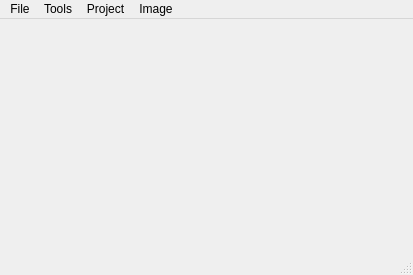
Qt form ui_design/mainwind.ui (HYOJAE15/autolabel) before a commit.
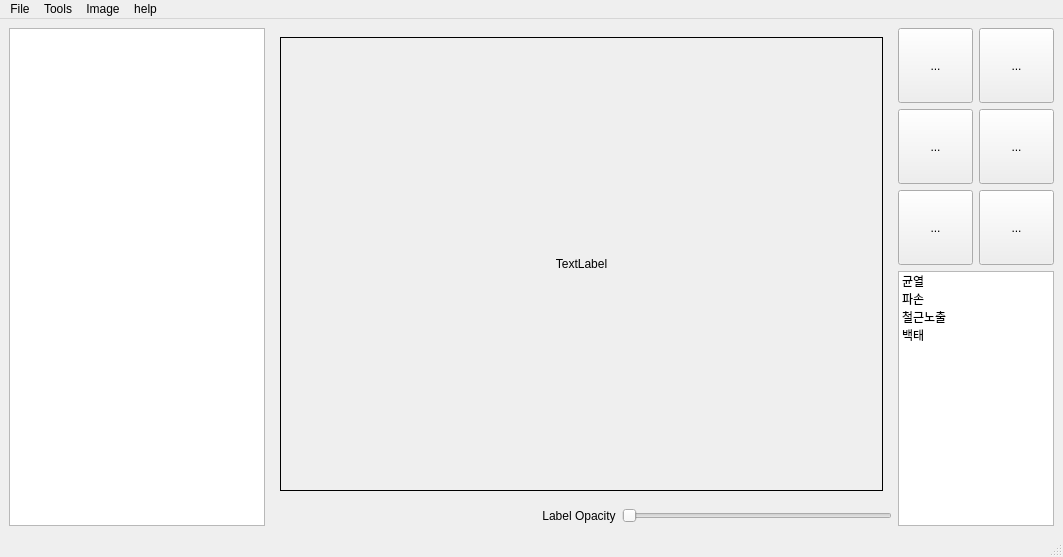
The same form after that commit. Icons and pictures are not drawn.

What changed in the file:
```diff
--- a/ui_design/mainwind.ui
+++ b/ui_design/mainwind.ui
@@ -6,20 +6,410 @@
    <rect>
     <x>0</x>
     <y>0</y>
-    <width>413</width>
-    <height>275</height>
+    <width>1063</width>
+    <height>557</height>
    </rect>
   </property>
   <property name="windowTitle">
    <string>Auto-labeling</string>
   </property>
-  <widget class="QWidget" name="centralwidget"/>
+  <widget class="QWidget" name="centralwidget">
+   <layout class="QGridLayout" name="gridLayout">
+    <item row="0" column="1" rowspan="4">
+     <layout class="QVBoxLayout" name="verticalLayout">
+      <item>
+       <layout class="QGridLayout" name="gridLayout_2">
+        <property name="horizontalSpacing">
+         <number>6</number>
+        </property>
+        <item row="0" column="0">
+         <widget class="QScrollArea" name="scrollArea">
+          <property name="frameShape">
+           <enum>QFrame::NoFrame</enum>
+          </property>
+          <property name="widgetResizable">
+           <bool>true</bool>
+          </property>
+          <widget class="QWidget" name="scrollAreaWidgetContents">
+           <property name="geometry">
+            <rect>
+             <x>0</x>
+             <y>0</y>
+             <width>617</width>
+             <height>464</height>
+            </rect>
+           </property>
+           <layout class="QVBoxLayout" name="verticalLayout_2">
+            <item>
+             <widget class="QLabel" name="mainImageViewer">
+              <property name="frameShape">
+               <enum>QFrame::Box</enum>
+              </property>
+              <property name="text">
+               <string>TextLabel</string>
+              </property>
+              <property name="alignment">
+               <set>Qt::AlignCenter</set>
+              </property>
+             </widget>
+            </item>
+           </layout>
+          </widget>
+         </widget>
+        </item>
+       </layout>
+      </item>
+      <item>
+       <layout class="QHBoxLayout" name="horizontalLayout">
+        <item>
+         <spacer name="horizontalSpacer">
+          <property name="orientation">
+           <enum>Qt::Horizontal</enum>
+          </property>
+          <property name="sizeHint" stdset="0">
+           <size>
+            <width>40</width>
+            <height>20</height>
+           </size>
+          </property>
+         </spacer>
+        </item>
+        <item>
+         <widget class="QLabel" name="label_2">
+          <property name="sizePolicy">
+           <sizepolicy hsizetype="Fixed" vsizetype="Fixed">
+            <horstretch>0</horstretch>
+            <verstretch>0</verstretch>
+           </sizepolicy>
+          </property>
+          <property name="frameShadow">
+           <enum>QFrame::Plain</enum>
+          </property>
+          <property name="text">
+           <string>Label Opacity</string>
+          </property>
+          <property name="alignment">
+           <set>Qt::AlignCenter</set>
+          </property>
+         </widget>
+        </item>
+        <item>
+         <widget class="QSlider" name="horizontalSlider">
+          <property name="sizePolicy">
+           <sizepolicy hsizetype="Expanding" vsizetype="Fixed">
+            <horstretch>0</horstretch>
+            <verstretch>0</verstretch>
+           </sizepolicy>
+          </property>
+          <property name="focusPolicy">
+           <enum>Qt::StrongFocus</enum>
+          </property>
+          <property name="layoutDirection">
+           <enum>Qt::LeftToRight</enum>
+          </property>
+          <property name="orientation">
+           <enum>Qt::Horizontal</enum>
+          </property>
+         </widget>
+        </item>
+       </layout>
+      </item>
+     </layout>
+    </item>
+    <item row="0" column="2">
+     <widget class="QToolButton" name="brushButton">
+      <property name="sizePolicy">
+       <sizepolicy hsizetype="Expanding" vsizetype="Expanding">
+        <horstretch>0</horstretch>
+        <verstretch>0</verstretch>
+       </sizepolicy>
+      </property>
+      <property name="maximumSize">
+       <size>
+        <width>75</width>
+        <height>75</height>
+       </size>
+      </property>
+      <property name="toolTip">
+       <string>Brush</string>
+      </property>
+      <property name="statusTip">
+       <string>BrushTool</string>
+      </property>
+      <property name="layoutDirection">
+       <enum>Qt::LeftToRight</enum>
+      </property>
+      <property name="text">
+       <string>...</string>
+      </property>
+      <property name="icon">
+       <iconset>
+        <normaloff>../../../../Desktop/icon/brush.png</normaloff>../../../../Desktop/icon/brush.png</iconset>
+      </property>
+      <property name="iconSize">
+       <size>
+        <width>25</width>
+        <height>25</height>
+       </size>
+      </property>
+      <property name="checkable">
+       <bool>false</bool>
+      </property>
+     </widget>
+    </item>
+    <item row="0" column="3">
+     <widget class="QToolButton" name="eraserButton">
+      <property name="sizePolicy">
+       <sizepolicy hsizetype="Expanding" vsizetype="Expanding">
+        <horstretch>0</horstretch>
+        <verstretch>0</verstretch>
+       </sizepolicy>
+      </property>
+      <property name="maximumSize">
+       <size>
+        <width>75</width>
+        <height>75</height>
+       </size>
+      </property>
+      <property name="toolTip">
+       <string>Eraser</string>
+      </property>
+      <property name="statusTip">
+       <string>Erasertool</string>
+      </property>
+      <property name="text">
+       <string>...</string>
+      </property>
+      <property name="icon">
+       <iconset>
+        <normaloff>../../../../Desktop/icon/eraser.png</normaloff>../../../../Desktop/icon/eraser.png</iconset>
+      </property>
+      <property name="iconSize">
+       <size>
+        <width>25</width>
+        <height>25</height>
+       </size>
+      </property>
+      <property name="checkable">
+       <bool>false</bool>
+      </property>
+     </widget>
+    </item>
+    <item row="1" column="2">
+     <widget class="QToolButton" name="zoomInButton">
+      <property name="sizePolicy">
+       <sizepolicy hsizetype="Expanding" vsizetype="Expanding">
+        <horstretch>0</horstretch>
+        <verstretch>0</verstretch>
+       </sizepolicy>
+      </property>
+      <property name="maximumSize">
+       <size>
+        <width>75</width>
+        <height>75</height>
+       </size>
+      </property>
+      <property name="toolTip">
+       <string>Zoom in</string>
+      </property>
+      <property name="statusTip">
+       <string>zoom tool</string>
+      </property>
+      <property name="text">
+       <string>...</string>
+      </property>
+      <property name="icon">
+       <iconset>
+        <normaloff>../../../../Desktop/icon/zoomin.png</normaloff>../../../../Desktop/icon/zoomin.png</iconset>
+      </property>
+      <property name="iconSize">
+       <size>
+        <width>25</width>
+        <height>25</height>
+       </size>
+      </property>
+      <property name="checkable">
+       <bool>false</bool>
+      </property>
+     </widget>
+    </item>
+    <item row="1" column="3">
+     <widget class="QToolButton" name="zoomOutButton">
+      <property name="sizePolicy">
+       <sizepolicy hsizetype="Expanding" vsizetype="Expanding">
+        <horstretch>0</horstretch>
+        <verstretch>0</verstretch>
+       </sizepolicy>
+      </property>
+      <property name="maximumSize">
+       <size>
+        <width>75</width>
+        <height>75</height>
+       </size>
+      </property>
+      <property name="toolTip">
+       <string>Zoom out</string>
+      </property>
+      <property name="statusTip">
+       <string>zoom tool</string>
+      </property>
+      <property name="text">
+       <string>...</string>
+      </property>
+      <property name="icon">
+       <iconset>
+        <normaloff>../../../../Desktop/icon/zoom out.png</normaloff>../../../../Desktop/icon/zoom out.png</iconset>
+      </property>
+      <property name="iconSize">
+       <size>
+        <width>25</width>
+        <height>25</height>
+       </size>
+      </property>
+      <property name="checkable">
+       <bool>false</bool>
+      </property>
+     </widget>
+    </item>
+    <item row="2" column="2">
+     <widget class="QToolButton" name="roiAutoLabelButton">
+      <property name="sizePolicy">
+       <sizepolicy hsizetype="Expanding" vsizetype="Expanding">
+        <horstretch>0</horstretch>
+        <verstretch>0</verstretch>
+       </sizepolicy>
+      </property>
+      <property name="maximumSize">
+       <size>
+        <width>75</width>
+        <height>75</height>
+       </size>
+      </property>
+      <property name="toolTip">
+       <string>Local</string>
+      </property>
+      <property name="statusTip">
+       <string>autolabel tool</string>
+      </property>
+      <property name="text">
+       <string>...</string>
+      </property>
+      <property name="icon">
+       <iconset>
+        <normaloff>../../../../Desktop/icon/Local.png</normaloff>../../../../Desktop/icon/Local.png</iconset>
+      </property>
+      <property name="iconSize">
+       <size>
+        <width>25</width>
+        <height>25</height>
+       </size>
+      </property>
+      <property name="checkable">
+       <bool>false</bool>
+      </property>
+     </widget>
+    </item>
+    <item row="2" column="3">
+     <widget class="QToolButton" name="globalAutoLabelButton">
+      <property name="sizePolicy">
+       <sizepolicy hsizetype="Expanding" vsizetype="Expanding">
+        <horstretch>0</horstretch>
+        <verstretch>0</verstretch>
+       </sizepolicy>
+      </property>
+      <property name="maximumSize">
+       <size>
+        <width>75</width>
+        <height>75</height>
+       </size>
+      </property>
+      <property name="toolTip">
+       <string>Global</string>
+      </property>
+      <property name="statusTip">
+       <string>autolabel tool</string>
+      </property>
+      <property name="text">
+       <string>...</string>
+      </property>
+      <property name="icon">
+       <iconset>
+        <normaloff>../../../../Desktop/icon/global.png</normaloff>../../../../Desktop/icon/global.png</iconset>
+      </property>
+      <property name="iconSize">
+       <size>
+        <width>25</width>
+        <height>25</height>
+       </size>
+      </property>
+      <property name="checkable">
+       <bool>false</bool>
+      </property>
+     </widget>
+    </item>
+    <item row="3" column="2" colspan="2">
+     <widget class="QListWidget" name="listWidget">
+      <property name="sizePolicy">
+       <sizepolicy hsizetype="Expanding" vsizetype="Expanding">
+        <horstretch>0</horstretch>
+        <verstretch>0</verstretch>
+       </sizepolicy>
+      </property>
+      <property name="minimumSize">
+       <size>
+        <width>15</width>
+        <height>15</height>
+       </size>
+      </property>
+      <property name="maximumSize">
+       <size>
+        <width>350</width>
+        <height>16777215</height>
+       </size>
+      </property>
+      <property name="layoutDirection">
+       <enum>Qt::LeftToRight</enum>
+      </property>
+      <item>
+       <property name="text">
+        <string>균열</string>
+       </property>
+      </item>
+      <item>
+       <property name="text">
+        <string>파손</string>
+       </property>
+      </item>
+      <item>
+       <property name="text">
+        <string>철근노출</string>
+       </property>
+      </item>
+      <item>
+       <property name="text">
+        <string>백태</string>
+       </property>
+      </item>
+     </widget>
+    </item>
+    <item row="0" column="0" rowspan="4">
+     <widget class="QTreeView" name="treeView">
+      <property name="sizePolicy">
+       <sizepolicy hsizetype="Fixed" vsizetype="Expanding">
+        <horstretch>0</horstretch>
+        <verstretch>0</verstretch>
+       </sizepolicy>
+      </property>
+     </widget>
+    </item>
+   </layout>
+  </widget>
   <widget class="QMenuBar" name="menubar">
    <property name="geometry">
     <rect>
      <x>0</x>
      <y>0</y>
-     <width>413</width>
+     <width>1063</width>
      <height>21</height>
     </rect>
    </property>
@@ -45,9 +435,9 @@
     <addaction name="actionTools"/>
     <addaction name="menuLabeling"/>
    </widget>
-   <widget class="QMenu" name="menuProject">
+   <widget class="QMenu" name="menuhelp">
     <property name="title">
-     <string>Project</string>
+     <string>help</string>
     </property>
     <addaction name="actionFolder_2"/>
    </widget>
@@ -59,8 +449,8 @@
    </widget>
    <addaction name="menufile"/>
    <addaction name="menuTools"/>
-   <addaction name="menuProject"/>
    <addaction name="menuImage"/>
+   <addaction name="menuhelp"/>
   </widget>
   <widget class="QStatusBar" name="statusbar"/>
   <action name="actionOpen">
```
Left out of the diff: 37 changed lines with no effect on the pictures.
